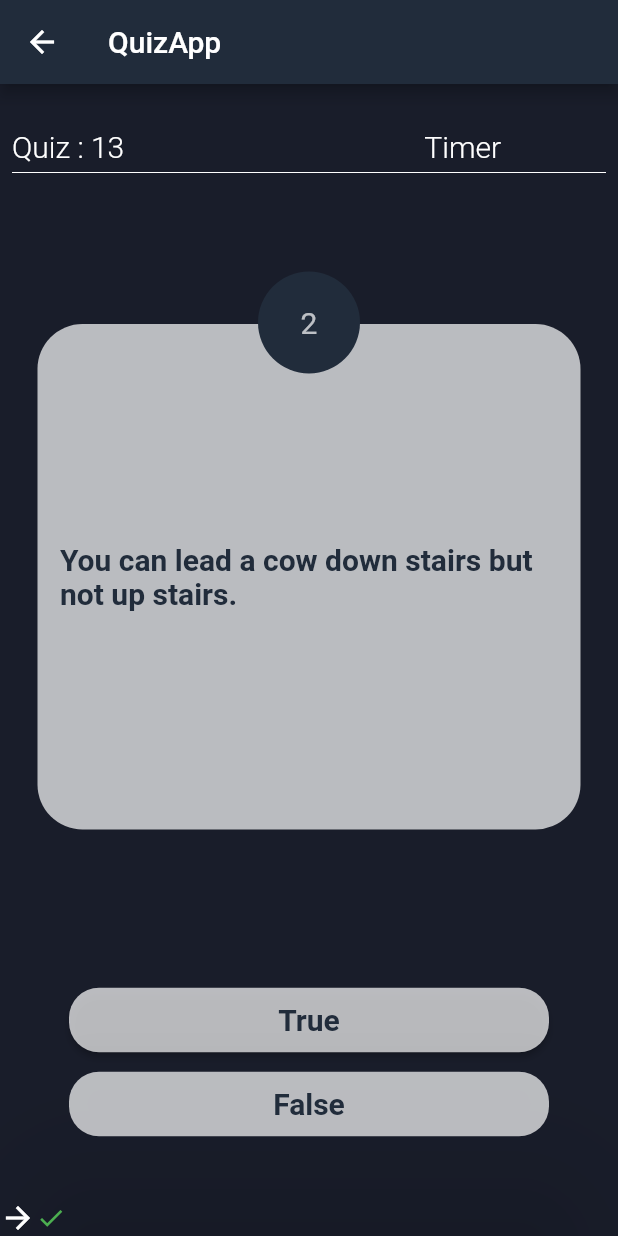
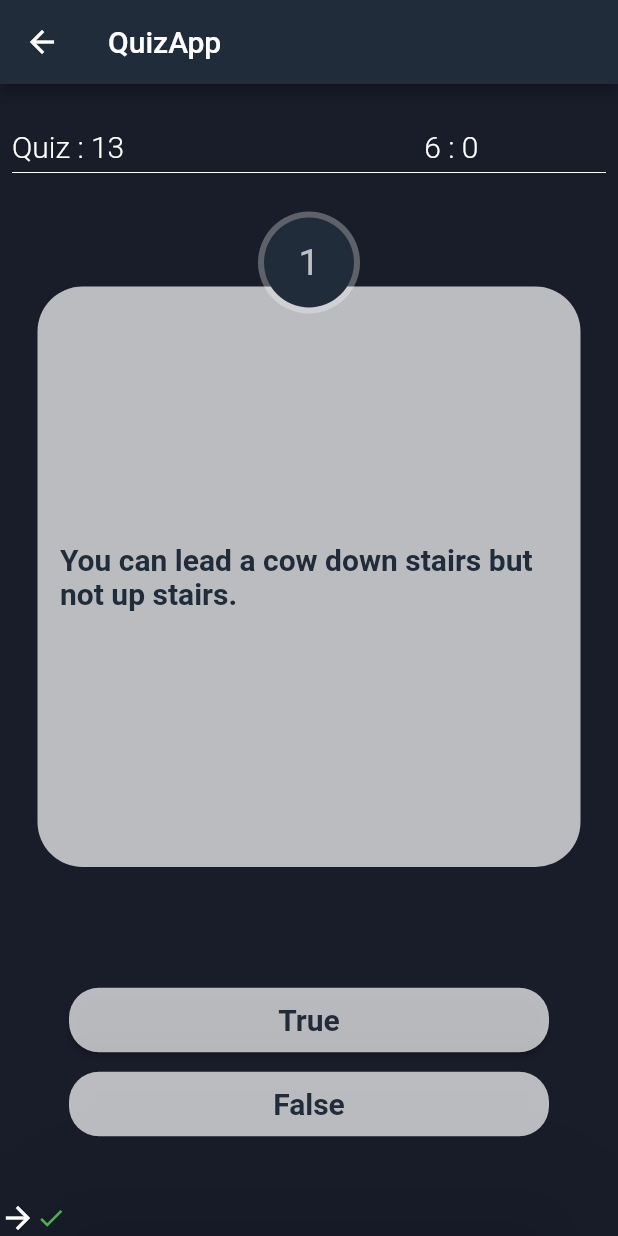
Before and after one commit to aliahsan786/ProfilePage, a Flutter app: the QuizApp screen opened directly, after a tap on "True", on a phone screen of 412 x 824 dp. Run offline on Flutter 3.47's test engine with Material 2 defaults, Android fonts, the phone set to English and light mode, and no system bars; our stand-ins replace audioplayers.

Commit message:
Timer
I have add Timer in the Quiz according to the given  question in the list

```diff
--- a/quizapp/lib/QuizQuestion.dart
+++ b/quizapp/lib/QuizQuestion.dart
@@ -1,4 +1,6 @@
 // ignore_for_file: file_names
+
+import 'dart:async';
 
 import 'package:flutter/material.dart';
 import 'package:quizapp/Question.dart';
@@ -88,7 +90,7 @@ class QuizQuestion {
   }
 
   int questionNumber() {
-    int hel = _questionNumber;
+    int hel = 2 + _questionNumber;
     return hel;
   }
 }
--- a/quizapp/lib/SplashScreen.dart
+++ b/quizapp/lib/SplashScreen.dart
@@ -15,13 +15,13 @@ class _SplashScreenState extends State<SplashScreen> {
     Timer(
         const Duration(seconds: 10),
         () => Navigator.pushReplacement(
-            context, MaterialPageRoute(builder: (context) => const QuizApp())));
+            context, MaterialPageRoute(builder: (context) => QuizApp())));
   }
 
   @override
   Widget build(BuildContext context) {
     return Scaffold(
-      backgroundColor: Colors.lightGreen,
+      backgroundColor: const Color.fromRGBO(33, 44, 59, 1),
       body: Container(
         height: MediaQuery.of(context).size.height,
         width: MediaQuery.of(context).size.width,
--- a/quizapp/lib/main.dart
+++ b/quizapp/lib/main.dart
@@ -1,7 +1,8 @@
+import 'dart:async';
+// import 'dart:html';
 import 'dart:ui';
 
 import 'package:flutter/material.dart';
-import 'package:flutter/services.dart';
 import 'package:quizapp/SplashScreen.dart';
 import 'QuizQuestion.dart';
 
@@ -17,6 +18,7 @@
   @override
   Widget build(BuildContext context) {
     return MaterialApp(
+      debugShowCheckedModeBanner: false,
       title: 'QuizApp',
       theme: ThemeData(),
       home: SplashScreen(),
@@ -32,6 +34,7 @@
 ];
 int obtainMarks = 0;
 bool listFinished = true;
+
 // String displayQuestion = QuizQuestion.getQuestion();
 
 class QuizApp extends StatefulWidget {
@@ -41,7 +44,43 @@
   _QuizAppState createState() => _QuizAppState();
 }
 
+int totalQuestion = quizQuestion.questionBank.length;
+
 class _QuizAppState extends State<QuizApp> {
+  int _seconds = 00;
+  int _minutes = quizQuestion.questionBank.length ~/ 2;
+  Timer _timer = Timer.periodic(const Duration(seconds: 1), (_) {});
+  void _startTimer() {
+    // ignore: unnecessary_null_comparison
+    if (_timer != null) {
+      _timer.cancel();
+    }
+    if (_minutes > 0) {
+      _seconds = _minutes * 60;
+    }
+    if (_seconds > 0) {
+      _minutes = (_seconds / 60).floor();
+      _seconds -= (_minutes * 60);
+    }
+    _timer = Timer.periodic(const Duration(seconds: 1), (timer) {
+      setState(() {
+        if (_seconds > 0) {
+          _seconds--;
+        } else {
+          if (_minutes > 0) {
+            _seconds = 59;
+            _minutes--;
+          } else {
+            _timer.cancel();
+            print('Timer is completed');
+          }
+        }
+      });
+    });
+  }
+
+  int number = 1;
+
   void checkAnswer(bool userValue) {
     if (listFinished == true) {
       if (userValue == quizQuestion.rightBoolvalue()) {
@@ -49,10 +88,12 @@
           quizQuestion.checkIcon();
 
           obtainMarks = obtainMarks + 2;
+          number = quizQuestion.questionNumber();
         });
       } else {
         setState(() {
           quizQuestion.closeIcon();
+          number = quizQuestion.questionNumber();
         });
       }
       setState(() {
@@ -60,13 +101,6 @@
       });
     }
   }
-
-  void refresh() {
-    setState(() {});
-  }
-
-  int num = 1 + quizQuestion.questionNumber();
-  int totalQuestion = quizQuestion.questionBank.length;
 
   @override
   Widget build(BuildContext context) {
@@ -103,9 +137,9 @@
                       const SizedBox(
                         width: 200,
                       ),
-                      const Text(
-                        'Timer ',
-                        style: TextStyle(
+                      Text(
+                        '${_minutes} : ${_seconds}',
+                        style: const TextStyle(
                             color: Colors.white,
                             fontSize: 20,
                             fontWeight: FontWeight.w300),
@@ -128,7 +162,7 @@
                 children: [
                   Padding(
                     padding: const EdgeInsets.only(
-                        top: 95, bottom: 95, left: 25, right: 25),
+                        top: 70, bottom: 70, left: 25, right: 25),
                     child: Container(
                       decoration: BoxDecoration(
                         borderRadius: BorderRadius.circular(30),
@@ -149,18 +183,18 @@
                   ),
                   Positioned(
                       // left: MediaQuery.of(context).size.width / 2,
-                      top: 60,
+                      top: 20,
                       child: CircleAvatar(
                         radius: 34,
-                        backgroundColor: const Color.fromRGBO(33, 44, 59, 1),
+                        backgroundColor: Colors.white30,
                         child: CircleAvatar(
                           radius: 30,
                           backgroundColor: const Color.fromRGBO(33, 44, 59, 1),
                           child: Text(
-                            '$num',
+                            '$number',
                             style: const TextStyle(
                               color: Colors.white70,
-                              fontSize: 20,
+                              fontSize: 25,
                             ),
                           ),
                         ),
@@ -177,6 +211,7 @@
                   color: Colors.white70,
                   onPressed: () {
                     checkAnswer(true);
+                    _startTimer();
                   },
                   shape: RoundedRectangleBorder(
                       borderRadius: BorderRadius.circular(20)),
```
